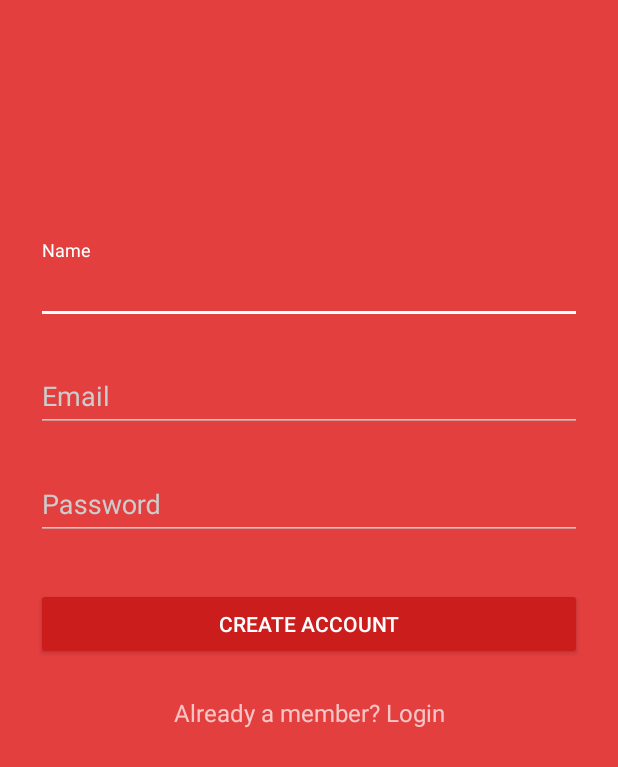
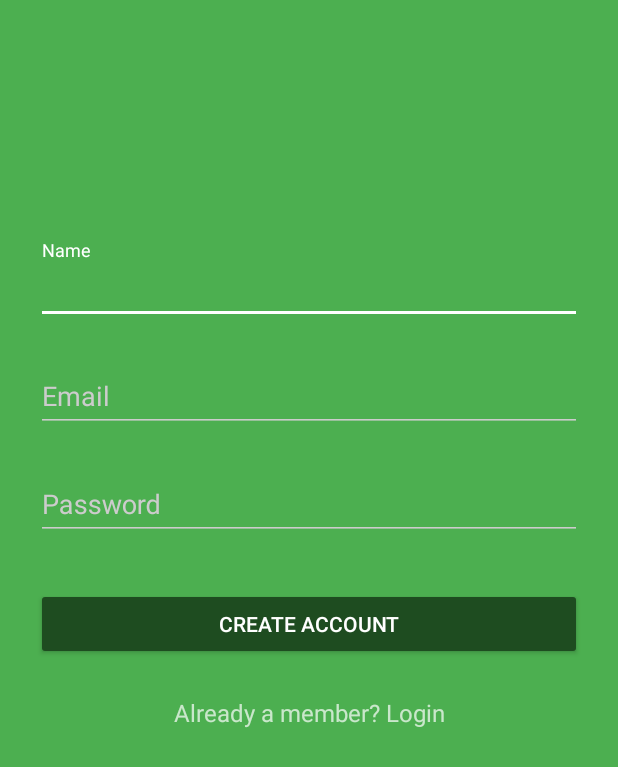
Before and after one commit to koallen/e-clinic-android, an Android app: the SignupActivity screen opened directly, with no data from a screen before it, on a phone screen of 412 x 824 dp. Shown: the top 767 px of the screen. Run offline under Robolectric (Android 15) with nearby library versions, the phone set to English and light mode, and no system bars; our stand-ins replace ButterKnife.

Commit message:
Color change from red to green

```diff
--- a/app/build.gradle
+++ b/app/build.gradle
@@ -28,6 +28,7 @@ dependencies {
     compile 'com.jakewharton:butterknife:8.4.0'
     compile 'com.android.support:design:24.2.0'
     apt 'com.jakewharton:butterknife-compiler:8.4.0'
+    compile 'com.squareup.retrofit2:retrofit:2.1.0'
 }
 
 apply plugin: 'com.google.gms.google-services'
--- a/app/src/main/java/sg/edu/ntu/cz3002/enigma/eclinic/LoginActivity.java
+++ b/app/src/main/java/sg/edu/ntu/cz3002/enigma/eclinic/LoginActivity.java
@@ -69,7 +69,7 @@ public class LoginActivity extends AppCompatActivity {
         String password = _passwordText.getText().toString();
 
         // TODO: Implement your own authentication logic here.
-
+        if(email != null && password != null) {
             new android.os.Handler().postDelayed(
                     new Runnable() {
                         public void run() {
@@ -79,6 +79,7 @@ public class LoginActivity extends AppCompatActivity {
                             progressDialog.dismiss();
                         }
                     }, 3000);
+        }
     }
 
     @Override
--- a/app/src/main/res/values/colors.xml
+++ b/app/src/main/res/values/colors.xml
@@ -4,10 +4,10 @@
     <color name="colorPrimaryDark">#FDD835</color>
     <color name="colorAccent">#FF4081</color>
 
-    <color name="primary">#E43F3F</color>
-    <color name="primary_dark">#E12929</color>
-    <color name="primary_darker">#CC1D1D</color>
-    <color name="accent">#FFFFFF</color>
+    <color name="primary">#4CAF50</color>
+    <color name="primary_dark">#388E3C</color>
+    <color name="primary_darker">#1E4C20</color>
+    <color name="accent">#FF5252</color>
 
     <color name="black">#000000</color>
     <color name="jet">#222222</color>
```
Lines whose indentation alone changed are shown as unchanged.
